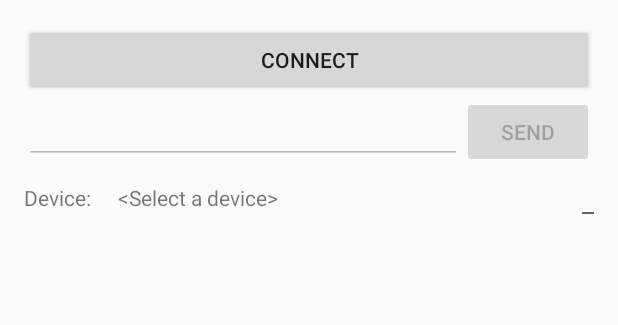
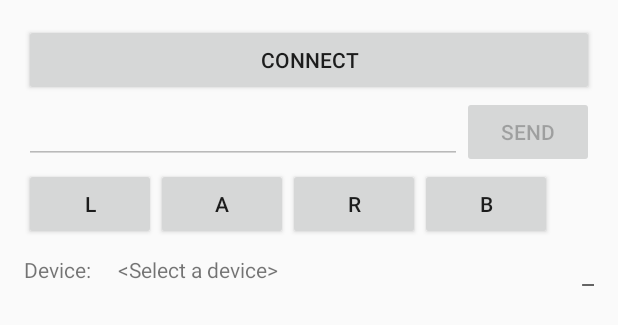
Before and after one commit to vanessavj/HapticDirection, an Android app: the layout activity_main.xml on its own in the app's theme, with its tools: preview values and no code run, on a phone screen of 412 x 824 dp. Shown: the top 325 px of the screen. Run offline under Robolectric (Android 15) with nearby library versions, the phone set to English and light mode, and no system bars.

Commit message:
add left, ahead, right and behind button

```diff
--- a/app/src/main/java/com/example/linux/hapticdirection/MainActivity.java
+++ b/app/src/main/java/com/example/linux/hapticdirection/MainActivity.java
@@ -394,4 +394,17 @@ public class MainActivity extends AppCompatActivity implements RadioGroup.OnChec
                     .show();
         }
     }
+
+    public void ButtonPressed(View v){
+        String s = v.getTag().toString();
+        byte[] value;
+        try {
+            value= s.getBytes("UTF-8");
+            mService.writeRXCharacteristic(value);
+        } catch (UnsupportedEncodingException e) {
+            e.printStackTrace();
+        }
+
+
+    }
 }
--- a/app/src/main/res/layout/activity_main.xml
+++ b/app/src/main/res/layout/activity_main.xml
@@ -45,6 +45,41 @@
 
     </LinearLayout>
 
+    <LinearLayout
+        android:layout_width="match_parent"
+        android:layout_height="wrap_content"
+        android:orientation="horizontal">
+
+        <Button
+            android:id="@+id/left"
+            android:tag="l"
+            android:layout_width="wrap_content"
+            android:layout_height="wrap_content"
+            android:text="L"
+            android:onClick="ButtonPressed"/>
+
+        <Button
+            android:id="@+id/ahead"
+            android:tag="a"
+            android:layout_width="wrap_content"
+            android:layout_height="wrap_content"
+            android:text="A"
+            android:onClick="ButtonPressed"/>
+        <Button
+            android:id="@+id/right"
+            android:tag="r"
+            android:layout_width="wrap_content"
+            android:layout_height="wrap_content"
+            android:text="R"
+            android:onClick="ButtonPressed"/>
+        <Button
+            android:id="@+id/behind"
+            android:tag="b"
+            android:layout_width="wrap_content"
+            android:layout_height="wrap_content"
+            android:text="B"
+            android:onClick="ButtonPressed"/>
+    </LinearLayout>
 
     <RelativeLayout
         android:id="@+id/RelativeLayout1"
@@ -80,7 +115,9 @@
             android:layout_alignParentTop="true"
             android:text="_"
             android:textAppearance="?android:attr/textAppearanceMedium" />
+
     </RelativeLayout>
+
 
     <FrameLayout
         android:layout_width="match_parent"
```
